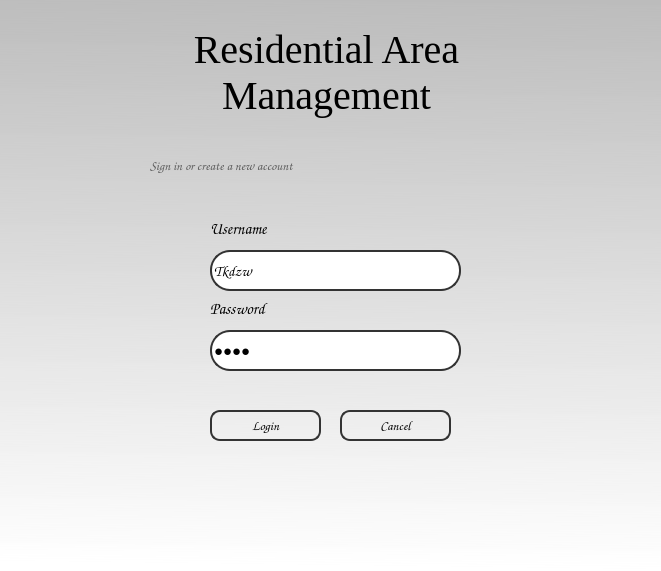
First picture: the form in Login.ui, repository Tkdzw/Residential-Area-Management-System, before the edit.
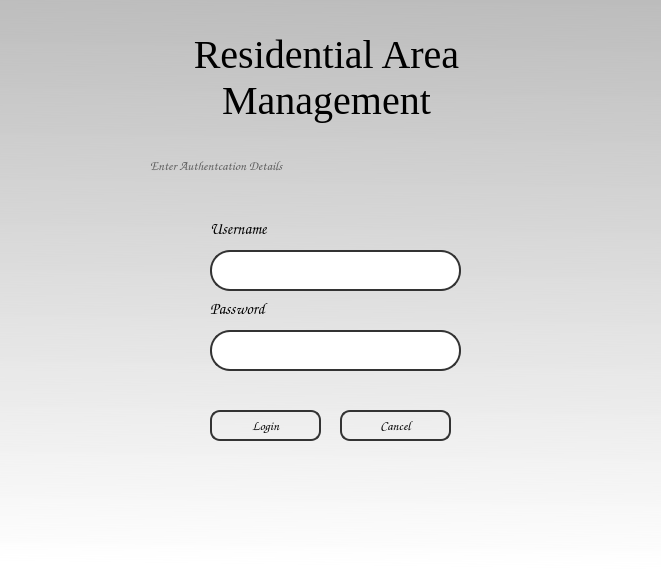
Second picture: the form after the edit.

Diff of the .ui file:
```diff
--- a/Login.ui
+++ b/Login.ui
@@ -88,7 +88,7 @@
 </string>
     </property>
     <property name="text">
-     <string>Sign in or create a new account</string>
+     <string>Enter Authentcation Details</string>
     </property>
    </widget>
    <widget class="QPushButton" name="btnLogin">
@@ -196,7 +196,10 @@
      <string/>
     </property>
     <property name="text">
-     <string>Tkdzw</string>
+     <string/>
+    </property>
+    <property name="alignment">
+     <set>Qt::AlignCenter</set>
     </property>
    </widget>
    <widget class="QLineEdit" name="txtPassword">
@@ -229,11 +232,14 @@
      <string/>
     </property>
     <property name="text">
-     <string>1234</string>
+     <string/>
     </property>
     <property name="echoMode">
      <enum>QLineEdit::Password</enum>
     </property>
+    <property name="alignment">
+     <set>Qt::AlignCenter</set>
+    </property>
    </widget>
    <widget class="QLabel" name="lblError">
     <property name="geometry">
@@ -299,7 +305,7 @@
       <x>0</x>
       <y>7</y>
       <width>653</width>
-      <height>131</height>
+      <height>141</height>
      </rect>
     </property>
     <property name="font">
```
Left out of the diff: 35 changed lines with no effect on the pictures.
